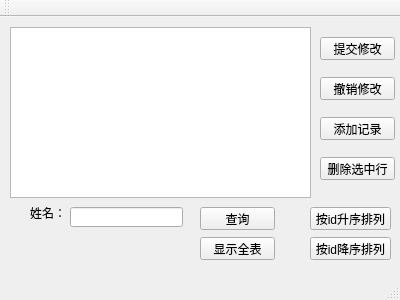
Before: the Qt Designer form src/17/17-7/sqlModel/mainwindow.ui in github-jxm/QtCrearor_fast_learn, drawn with Qt 5.
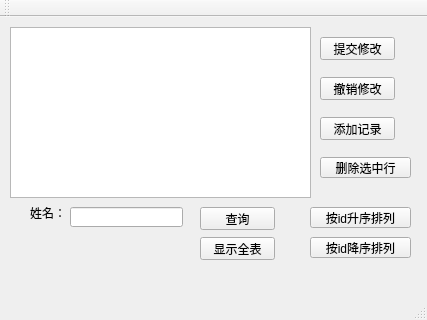
After: the same form once the commit is applied.

Diff of the .ui file:
```diff
--- a/src/17/17-7/sqlModel/mainwindow.ui
+++ b/src/17/17-7/sqlModel/mainwindow.ui
@@ -6,8 +6,8 @@
    <rect>
     <x>0</x>
     <y>0</y>
-    <width>400</width>
-    <height>300</height>
+    <width>427</width>
+    <height>320</height>
    </rect>
   </property>
   <property name="windowTitle">
@@ -68,8 +68,8 @@
      <rect>
       <x>320</x>
       <y>140</y>
-      <width>75</width>
-      <height>23</height>
+      <width>91</width>
+      <height>21</height>
      </rect>
     </property>
     <property name="text">
@@ -81,8 +81,8 @@
      <rect>
       <x>310</x>
       <y>190</y>
-      <width>81</width>
-      <height>23</height>
+      <width>101</width>
+      <height>21</height>
      </rect>
     </property>
     <property name="text">
@@ -94,8 +94,8 @@
      <rect>
       <x>310</x>
       <y>220</y>
-      <width>81</width>
-      <height>23</height>
+      <width>101</width>
+      <height>21</height>
      </rect>
     </property>
     <property name="text">
```
Left out of the diff: 4 changed lines with no effect on the pictures.
